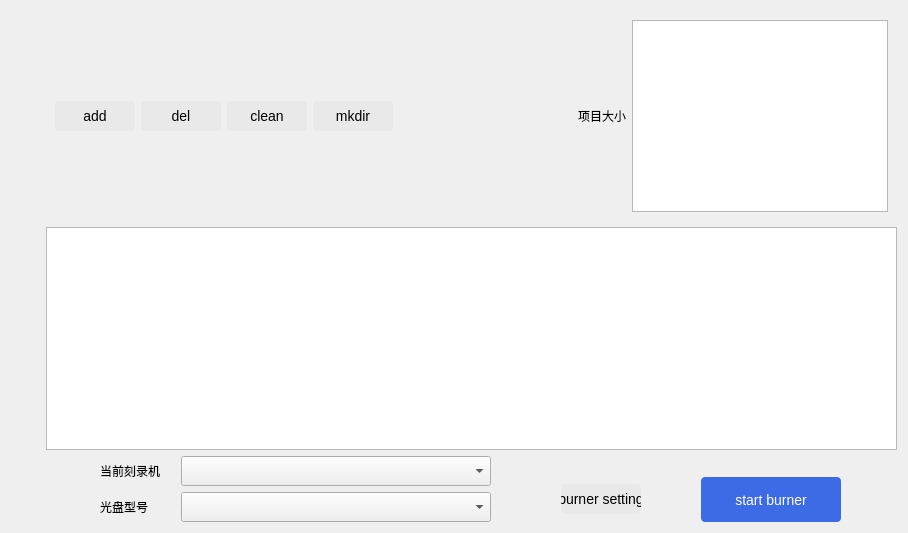
Above: p_data.ui from XingWei-Liu/qt-burner before the change. Below: the same form after it.
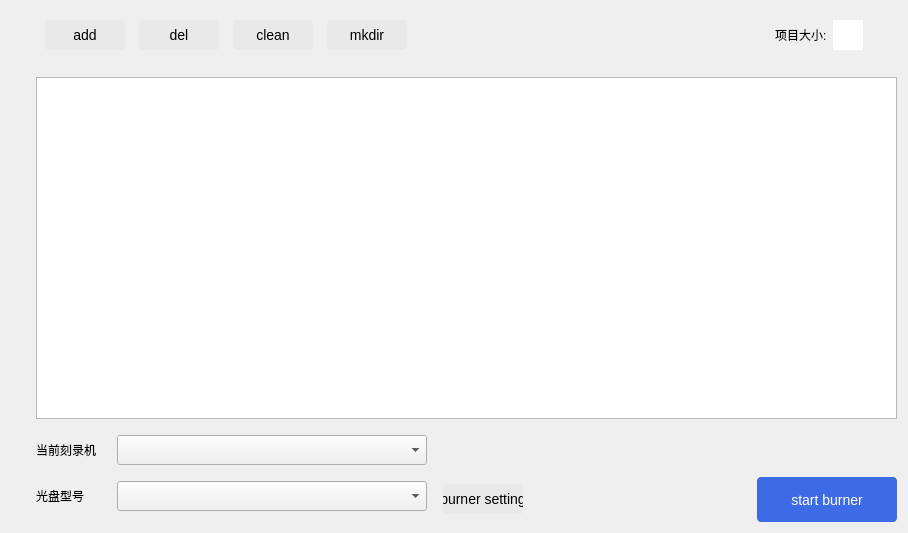
That is the form after the change. Icons and pictures are not drawn.

What changed in the file:
```diff
--- a/p_data.ui
+++ b/p_data.ui
@@ -24,7 +24,7 @@
      </property>
      <property name="sizeHint" stdset="0">
       <size>
-       <width>35</width>
+       <width>25</width>
        <height>20</height>
       </size>
      </property>
@@ -59,6 +59,22 @@
           </property>
          </widget>
         </item>
+        <item>
+         <spacer name="horizontalSpacer_5">
+          <property name="orientation">
+           <enum>Qt::Horizontal</enum>
+          </property>
+          <property name="sizeType">
+           <enum>QSizePolicy::Fixed</enum>
+          </property>
+          <property name="sizeHint" stdset="0">
+           <size>
+            <width>8</width>
+            <height>8</height>
+           </size>
+          </property>
+         </spacer>
+        </item>
         <item>
          <widget class="QPushButton" name="del">
           <property name="minimumSize">
@@ -83,6 +99,22 @@
           </property>
          </widget>
         </item>
+        <item>
+         <spacer name="horizontalSpacer_6">
+          <property name="orientation">
+           <enum>Qt::Horizontal</enum>
+          </property>
+          <property name="sizeType">
+           <enum>QSizePolicy::Fixed</enum>
+          </property>
+          <property name="sizeHint" stdset="0">
+           <size>
+            <width>8</width>
+            <height>8</height>
+           </size>
+          </property>
+         </spacer>
+        </item>
         <item>
          <widget class="QPushButton" name="clean">
           <property name="minimumSize">
@@ -107,6 +139,22 @@
           </property>
          </widget>
         </item>
+        <item>
+         <spacer name="horizontalSpacer_7">
+          <property name="orientation">
+           <enum>Qt::Horizontal</enum>
+          </property>
+          <property name="sizeType">
+           <enum>QSizePolicy::Fixed</enum>
+          </property>
+          <property name="sizeHint" stdset="0">
+           <size>
+            <width>8</width>
+            <height>8</height>
+           </size>
+          </property>
+         </spacer>
+        </item>
         <item>
          <widget class="QPushButton" name="mkdir">
           <property name="minimumSize">
@@ -131,19 +179,6 @@
           </property>
          </widget>
         </item>
-        <item>
-         <spacer name="horizontalSpacer_2">
-          <property name="orientation">
-           <enum>Qt::Horizontal</enum>
-          </property>
-          <property name="sizeHint" stdset="0">
-           <size>
-            <width>40</width>
-            <height>20</height>
-           </size>
-          </property>
-         </spacer>
-        </item>
         <item>
          <spacer name="horizontalSpacer">
           <property name="orientation">
@@ -160,41 +195,81 @@
         <item>
          <widget class="QLabel" name="label">
           <property name="text">
-           <string>项目大小</string>
+           <string>项目大小:</string>
           </property>
          </widget>
         </item>
-        <item alignment="Qt::AlignLeft">
-         <widget class="QTextBrowser" name="textBrowser">
+        <item>
+         <widget class="QTextEdit" name="textEdit">
           <property name="sizePolicy">
            <sizepolicy hsizetype="Minimum" vsizetype="Minimum">
             <horstretch>0</horstretch>
             <verstretch>0</verstretch>
            </sizepolicy>
           </property>
+          <property name="minimumSize">
+           <size>
+            <width>30</width>
+            <height>30</height>
+           </size>
+          </property>
+          <property name="maximumSize">
+           <size>
+            <width>30</width>
+            <height>30</height>
+           </size>
+          </property>
           <property name="baseSize">
            <size>
             <width>0</width>
             <height>0</height>
            </size>
           </property>
+          <property name="styleSheet">
+           <string notr="true">QTextEdit{border-width:0;border-style:outset}</string>
+          </property>
          </widget>
         </item>
+        <item>
+         <spacer name="horizontalSpacer_2">
+          <property name="orientation">
+           <enum>Qt::Horizontal</enum>
+          </property>
+          <property name="sizeType">
+           <enum>QSizePolicy::Fixed</enum>
+          </property>
+          <property name="sizeHint" stdset="0">
+           <size>
+            <width>25</width>
+            <height>25</height>
+           </size>
+          </property>
+         </spacer>
+        </item>
        </layout>
       </widget>
      </item>
+     <item>
+      <spacer name="verticalSpacer">
+       <property name="orientation">
+        <enum>Qt::Vertical</enum>
+       </property>
+       <property name="sizeType">
+        <enum>QSizePolicy::Fixed</enum>
+       </property>
+       <property name="sizeHint" stdset="0">
+        <size>
+         <width>20</width>
+         <height>12</height>
+        </size>
+       </property>
+      </spacer>
+     </item>
      <item>
       <widget class="QTreeView" name="treeView"/>
      </item>
      <item>
       <layout class="QGridLayout" name="gridLayout_2">
-       <item row="0" column="3">
-        <widget class="QLabel" name="label_5">
-         <property name="text">
-          <string/>
-         </property>
-        </widget>
-       </item>
        <item row="1" column="2">
         <widget class="QPushButton" name="burner_setting">
          <property name="minimumSize">
@@ -219,6 +294,59 @@
          </property>
         </widget>
        </item>
+       <item row="1" column="4">
+        <widget class="QPushButton" name="start_burner">
+         <property name="minimumSize">
+          <size>
+           <width>140</width>
+           <height>45</height>
+          </size>
+         </property>
+         <property name="maximumSize">
+          <size>
+           <width>140</width>
+           <height>45</height>
+          </size>
+         </property>
+         <property name="styleSheet">
+          <string notr="true">QPushButton{background-color:rgb(61, 107, 229);font: 14px;border-radius: 4px;color: rgb(255,255,255);}
+QPushButton:hover{background-color:rgb(107, 142, 235);font: 14px;border-radius: 4px;color: rgb(255,255,255);}
+QPushButton:pressed{border:none;background-color:rgb(65, 95, 196);font: 14px;border-radius: 4px;color: rgb(255,255,255);}</string>
+         </property>
+         <property name="text">
+          <string>start burner</string>
+         </property>
+        </widget>
+       </item>
+       <item row="0" column="2">
+        <widget class="QLabel" name="label_4">
+         <property name="minimumSize">
+          <size>
+           <width>0</width>
+           <height>46</height>
+          </size>
+         </property>
+         <property name="text">
+          <string/>
+         </property>
+        </widget>
+       </item>
+       <item row="1" column="1">
+        <spacer name="horizontalSpacer_3">
+         <property name="orientation">
+          <enum>Qt::Horizontal</enum>
+         </property>
+         <property name="sizeType">
+          <enum>QSizePolicy::Fixed</enum>
+         </property>
+         <property name="sizeHint" stdset="0">
+          <size>
+           <width>10</width>
+           <height>20</height>
+          </size>
+         </property>
+        </spacer>
+       </item>
        <item row="0" column="0" rowspan="2">
         <layout class="QGridLayout" name="gridLayout">
          <item row="0" column="0">
@@ -293,48 +421,21 @@
          </item>
         </layout>
        </item>
+       <item row="0" column="4">
+        <widget class="QLabel" name="label_5">
+         <property name="text">
+          <string/>
+         </property>
+        </widget>
+       </item>
        <item row="1" column="3">
-        <widget class="QPushButton" name="start_burner">
-         <property name="minimumSize">
-          <size>
-           <width>140</width>
-           <height>45</height>
-          </size>
-         </property>
-         <property name="maximumSize">
-          <size>
-           <width>140</width>
-           <height>45</height>
-          </size>
-         </property>
-         <property name="styleSheet">
-          <string notr="true">QPushButton{background-color:rgb(61, 107, 229);font: 14px;border-radius: 4px;color: rgb(255,255,255);}
-QPushButton:hover{background-color:rgb(107, 142, 235);font: 14px;border-radius: 4px;color: rgb(255,255,255);}
-QPushButton:pressed{border:none;background-color:rgb(65, 95, 196);font: 14px;border-radius: 4px;color: rgb(255,255,255);}</string>
-         </property>
-         <property name="text">
-          <string>start burner</string>
-         </property>
-        </widget>
-       </item>
-       <item row="0" column="2">
-        <widget class="QLabel" name="label_4">
-         <property name="text">
-          <string/>
-         </property>
-        </widget>
-       </item>
-       <item row="1" column="1">
-        <spacer name="horizontalSpacer_3">
+        <spacer name="horizontalSpacer_8">
          <property name="orientation">
           <enum>Qt::Horizontal</enum>
          </property>
-         <property name="sizeType">
-          <enum>QSizePolicy::Fixed</enum>
-         </property>
          <property name="sizeHint" stdset="0">
           <size>
-           <width>10</width>
+           <width>40</width>
            <height>20</height>
           </size>
          </property>
```
